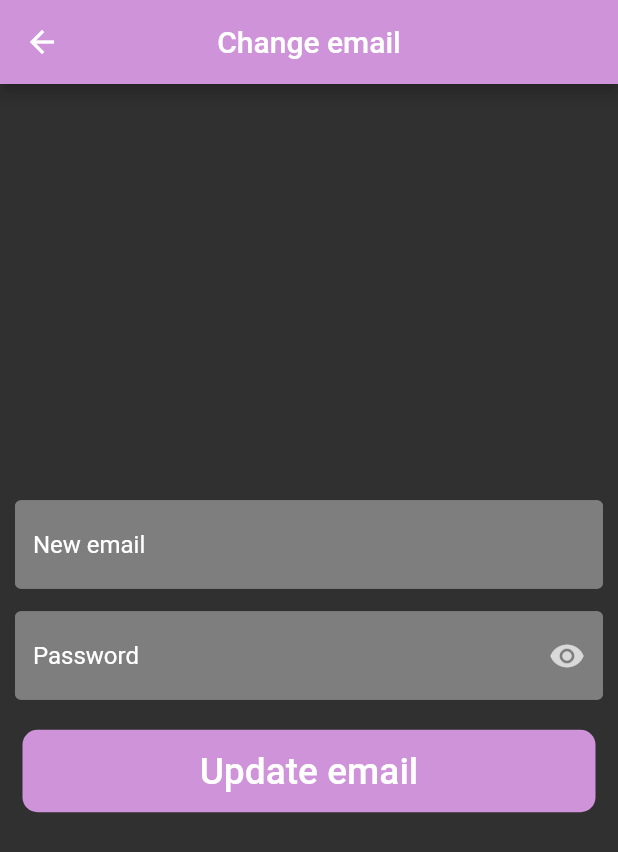
After one commit to blackout358/mizu-chat-app, a Flutter app: the SettingsPage screen opened directly, after a tap on "Change email", on a phone screen of 412 x 824 dp. The commit adds this screen. Shown: the top 852 px of the screen. Run offline on Flutter 3.47's test engine with Material 2 defaults, Android fonts, the light colour scheme and no system bars; our stand-ins replace cloud_firestore, firebase_auth, firebase_core, google_fonts, loading_animation_widget; accounts and stored records are empty; network calls fail.

Commit message:
Change email function working

```diff
--- a/lib/Screens/settings_page.dart
+++ b/lib/Screens/settings_page.dart
@@ -1,11 +1,8 @@
 import 'package:flutter/material.dart';
+import 'package:mizu/Screens/update_email_page.dart';
 import 'package:mizu/Screens/update_password_page.dart';
 import 'package:mizu/logic/auth/auth_service.dart';
 import 'package:provider/provider.dart';
-
-import '../logic/auth/error_code_handling.dart';
-import '../widgets/snackbar.dart';
-import '../widgets/text_field.dart';
 
 class SettingsPage extends StatelessWidget {
   const SettingsPage({super.key});
@@ -47,37 +44,28 @@ class SettingsPage extends StatelessWidget {
                 Navigator.push(
                   context,
                   MaterialPageRoute(
+                    builder: (context) => UpdateEmail(),
+                  ),
+                );
+              },
+              title: Text("Change email"),
+              trailing: Icon(Icons.arrow_forward_ios),
+            ),
+          ),
+          Card(
+            child: ListTile(
+              onTap: () {
+                Navigator.push(
+                  context,
+                  MaterialPageRoute(
                     builder: (context) => UpdatePassword(),
                   ),
                 );
               },
-              title: Text("Change Password"),
+              title: Text("Change password"),
               trailing: Icon(Icons.arrow_forward_ios),
             ),
-          )
-          // Row(
-          //   children: [
-          //     Container(
-          //       width: MediaQuery.of(context).size.width * 0.75,
-          //       child: MyTextField(
-          //         controller: messageController,
-          //         hintText: 'Enter message',
-          //         obscureText: false,
-          //       ),
-          //     ),
-          //     IconButton(
-          //       onPressed: updatePassword,
-
-          //       // onPressed: () => print(widget.focusNode.hasFocus),
-          //       padding: const EdgeInsets.fromLTRB(10, 0, 0, 0),
-          //       icon: const Icon(
-          //         Icons.send,
-          //         size: 40,
-          //         color: Color.fromRGBO(206, 147, 216, 1),
-          //       ),
-          //     ),
-          //   ],
-          // )
+          ),
         ],
       ),
     );
--- /dev/null
+++ b/lib/Screens/update_email_page.dart
@@ -0,0 +1,115 @@
+import 'package:firebase_auth/firebase_auth.dart';
+import 'package:flutter/cupertino.dart';
+import 'package:flutter/material.dart';
+import 'package:mizu/widgets/app_button.dart';
+import '../logic/auth/error_code_handling.dart';
+import '../widgets/snackbar.dart';
+import '../widgets/text_field.dart';
+
+class UpdateEmail extends StatelessWidget {
+  const UpdateEmail({super.key});
+
+  get authService => null;
+
+  @override
+  Widget build(BuildContext context) {
+    final TextEditingController confirmPasswordController =
+        TextEditingController();
+    final TextEditingController newEmailController = TextEditingController();
+    final FirebaseAuth _firebaseAuth = FirebaseAuth.instance;
+    final user = _firebaseAuth.currentUser;
+    const double spacing = 15;
+
+    void showSnackBar(String text) {
+      ScaffoldMessenger.of(context).showSnackBar(
+        CustomSnackBar(
+          text: text,
+          textColour: Colors.black,
+          height: 30,
+          duration: 2,
+          fontSize: 20,
+          backgroundColor: Colors.purple[200]!,
+        ),
+      );
+    }
+
+    void showSuccessSnackBar(String text) {
+      showSnackBar(text);
+    }
+
+    void clearControllers() {
+      newEmailController.clear();
+      confirmPasswordController.clear();
+    }
+
+    void updateEmail() async {
+      if (user == null) {
+        return;
+      }
+      try {
+        final userCredential = EmailAuthProvider.credential(
+          email: user.email ?? "",
+          password: confirmPasswordController.text,
+        );
+        await user.reauthenticateWithCredential(userCredential);
+
+        if (newEmailController.text.isNotEmpty) {
+          await user.updateEmail(newEmailController.text);
+          showSuccessSnackBar("Email updated successfully");
+          clearControllers();
+        } else {
+          showSnackBar("New email cannot be empty");
+        }
+      } catch (e) {
+        final errorMessage = ErrorCodeHandler.errorCodeDebug(e.toString());
+        showSnackBar(errorMessage);
+      }
+    }
+
+    return Scaffold(
+        appBar: AppBar(
+          title: Text("Change email"),
+          centerTitle: true,
+        ),
+        body: Center(
+          child: Padding(
+            padding: const EdgeInsets.all(10.0),
+            child: Column(
+              mainAxisAlignment: MainAxisAlignment.center,
+              crossAxisAlignment: CrossAxisAlignment.center,
+              children: [
+                MyTextField(
+                  controller: newEmailController,
+                  hintText: "New email",
+                  obscureText: false,
+                ),
+                SizedBox(
+                  height: spacing,
+                ),
+                MyTextField(
+                  controller: confirmPasswordController,
+                  hintText: "Password",
+                  obscureText: true,
+                ),
+                SizedBox(
+                  height: spacing,
+                ),
+                AppButtons(
+                  foregroundColor: Colors.white,
+                  backgroundColor: Colors.purple[200]!,
+                  borderColor: Colors.transparent,
+                  text: "Update email",
+                  width: double.infinity,
+                  height: 65,
+                  borderRadius: 10,
+                  onPressed: () {
+                    updateEmail();
+                  },
+                  fontSize: 0.03,
+                ),
+              ],
+            ),
+          ),
+        ));
+  }
+}
--- a/lib/logic/auth/auth_service.dart
+++ b/lib/logic/auth/auth_service.dart
@@ -71,4 +71,19 @@ class AuthService extends ChangeNotifier {
       throw Exception(e);
     }
   }
+
+  Future<void> updateEmail(String email) async {
+    try {
+      // Sign in
+      var user = _firebaseAuth.currentUser;
+
+      user?.updateEmail(email);
+      // return "Successfully updated password";
+    }
+    // catch errors
+    on FirebaseAuthException catch (e) {
+      // print(e.code);
+      throw Exception(e);
+    }
+  }
 }
```
